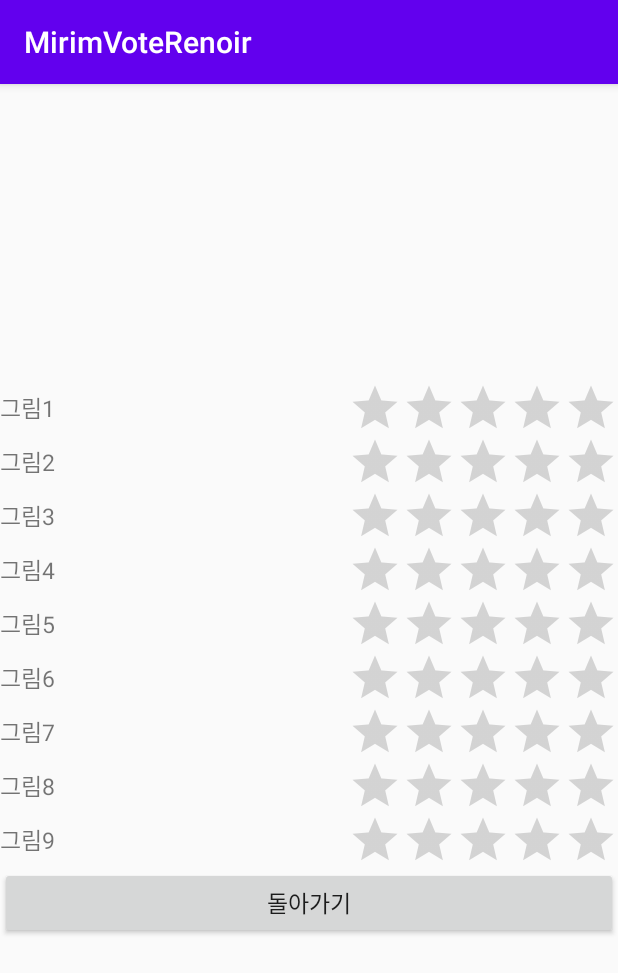
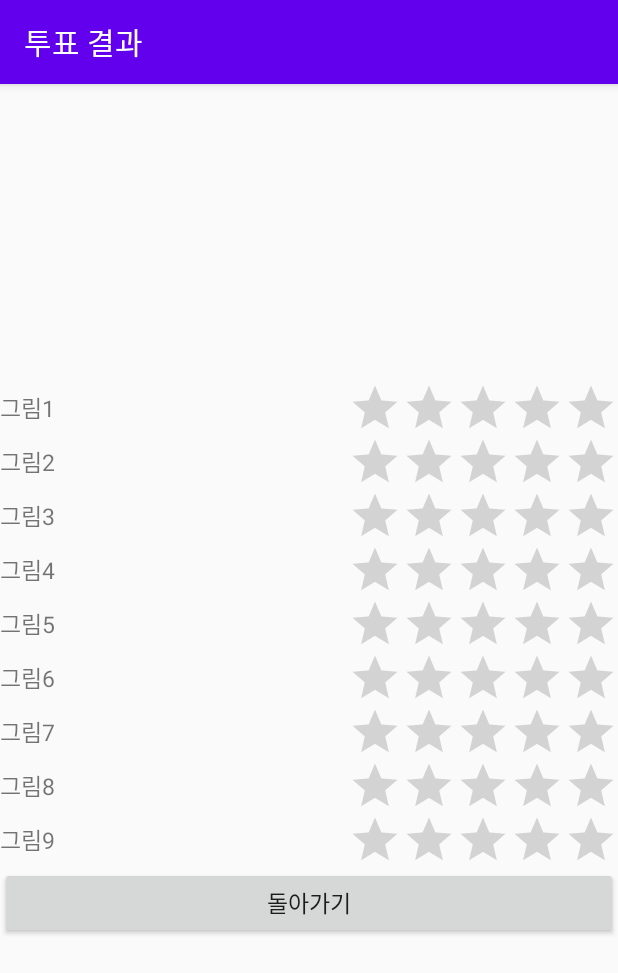
Before and after one commit to kjminn/MirimVoteRenoir, an Android app: the ResultActivity screen opened directly, with no data from a screen before it, on a phone screen of 412 x 824 dp. Shown: the top 973 px of the screen. Run offline under Robolectric (Android 15) with nearby library versions, the phone set to English and light mode, and no system bars; 3 statements that could not run were skipped.

Commit message:
Complete ResultActivity

```diff
--- a/app/src/main/java/kr/ac/ssu/kjminn/mirimvoterenoir/ResultActivity.java
+++ b/app/src/main/java/kr/ac/ssu/kjminn/mirimvoterenoir/ResultActivity.java
@@ -2,7 +2,12 @@ package kr.ac.ssu.kjminn.mirimvoterenoir;
 
 import androidx.appcompat.app.AppCompatActivity;
 
+import android.content.Intent;
 import android.os.Bundle;
+import android.view.View;
+import android.widget.Button;
+import android.widget.RatingBar;
+import android.widget.TextView;
 
 public class ResultActivity extends AppCompatActivity {
 
@@ -10,5 +15,30 @@ public class ResultActivity extends AppCompatActivity {
     protected void onCreate(Bundle savedInstanceState) {
         super.onCreate(savedInstanceState);
         setContentView(R.layout.activity_result);
+        setTitle("투표 결과");
+        Intent intent = getIntent();
+        int[] voteCount = intent.getIntArrayExtra("voteCount");
+        String[] imgNames = intent.getStringArrayExtra("imgNames");
+        TextView[] textVs = new TextView[imgNames.length];
+        RatingBar[] ratingBars = new RatingBar[imgNames.length];
+
+        int[] textIds = {R.id.text1, R.id.text2, R.id.text3, R.id.text4, R.id.text5, R.id.text6, R.id.text7, R.id.text8, R.id.text9};
+        int[] ratingIds = {R.id.rating_bar1, R.id.rating_bar2, R.id.rating_bar3, R.id.rating_bar4, R.id.rating_bar5, R.id.rating_bar6, R.id.rating_bar7, R.id.rating_bar8, R.id.rating_bar9};
+
+        for (int i=0; i< imgNames.length; i++){
+            textVs[i] = findViewById(textIds[i]);
+            ratingBars[i] = findViewById(ratingIds[i]);
+
+            textVs[i].setText(imgNames[i]);
+            ratingBars[i].setRating((float)voteCount[i]);
+        }
+
+        Button btnBack = findViewById(R.id.btn_back);
+        btnBack.setOnClickListener(new View.OnClickListener() {
+            @Override
+            public void onClick(View v) {
+                finish();
+            }
+        });
     }
 }
```
